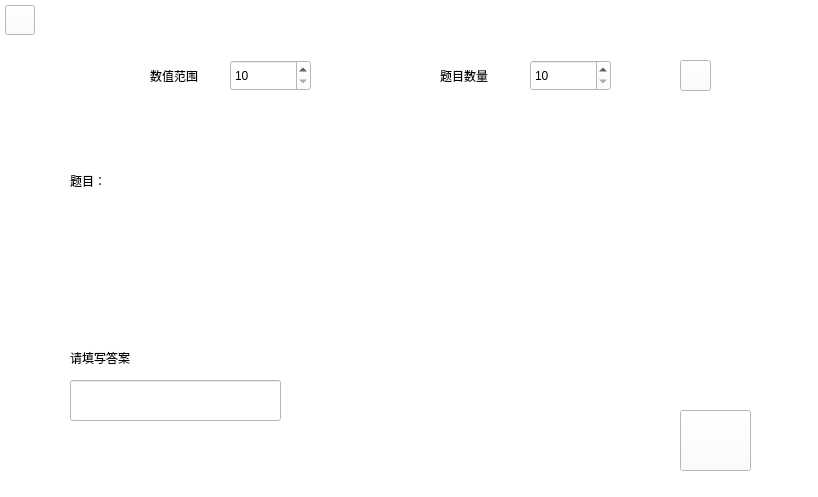
Above: Four_operation_generators/form3.ui from CJK000/Myapp before the change. Below: the same form after it.
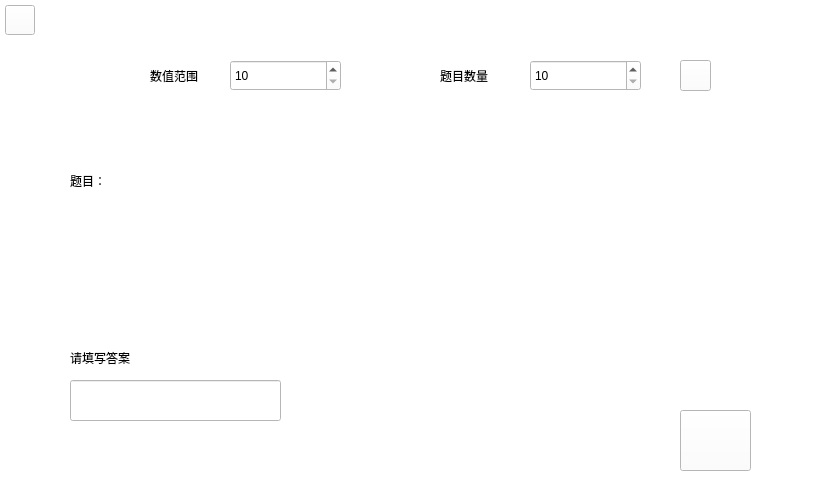
That is the form after the change. Icons and pictures are not drawn.

Commit message: 界面优化

```diff
--- a/Four_operation_generators/form3.ui
+++ b/Four_operation_generators/form3.ui
@@ -27,7 +27,7 @@
     <rect>
      <x>530</x>
      <y>60</y>
-     <width>81</width>
+     <width>111</width>
      <height>31</height>
     </rect>
    </property>
@@ -35,7 +35,7 @@
     <number>10</number>
    </property>
    <property name="maximum">
-    <number>10000</number>
+    <number>30000000</number>
    </property>
    <property name="singleStep">
     <number>1</number>
@@ -46,7 +46,7 @@
     <rect>
      <x>230</x>
      <y>60</y>
-     <width>81</width>
+     <width>111</width>
      <height>31</height>
     </rect>
    </property>
@@ -54,7 +54,7 @@
     <number>10</number>
    </property>
    <property name="maximum">
-    <number>10000</number>
+    <number>10000000</number>
    </property>
   </widget>
   <widget class="QLabel" name="label">
@@ -142,7 +142,7 @@
     <rect>
      <x>70</x>
      <y>240</y>
-     <width>541</width>
+     <width>741</width>
      <height>61</height>
     </rect>
    </property>
```
